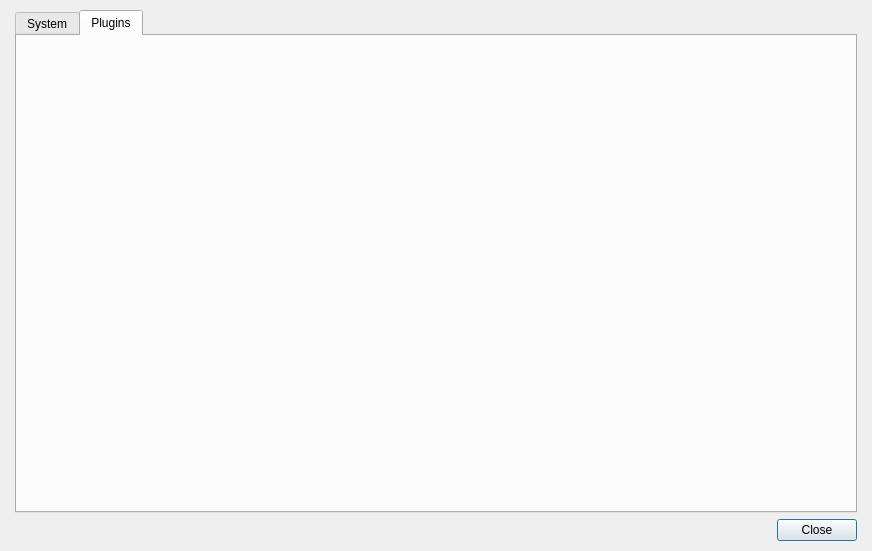
Before: the Qt Designer form Editor/Dialogs/dialogscripts.ui in RPG-Paper-Maker/RPG-Paper-Maker, drawn with Qt 5.
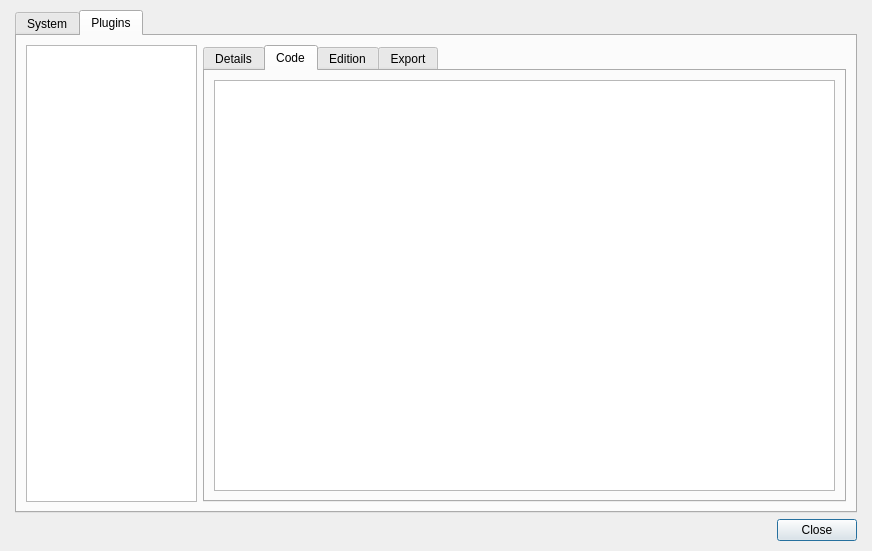
After: the same form once the commit is applied. The open tabs and pages were chosen to show the change. Custom widgets are drawn as their Qt base class.

Commit message: [WIP] Plugins manager: starting plugins system

Diff of the .ui file:
```diff
--- a/Editor/Dialogs/dialogscripts.ui
+++ b/Editor/Dialogs/dialogscripts.ui
@@ -76,6 +76,67 @@
         <attribute name="title">
          <string>Plugins</string>
         </attribute>
+        <layout class="QGridLayout" name="gridLayout_2">
+         <item row="0" column="0">
+          <layout class="QHBoxLayout" name="horizontalLayout_3" stretch="0,0">
+           <item>
+            <widget class="WidgetSuperTree" name="treeViewPlugins">
+             <property name="minimumSize">
+              <size>
+               <width>171</width>
+               <height>0</height>
+              </size>
+             </property>
+             <property name="maximumSize">
+              <size>
+               <width>171</width>
+               <height>16777215</height>
+              </size>
+             </property>
+             <attribute name="headerVisible">
+              <bool>false</bool>
+             </attribute>
+            </widget>
+           </item>
+           <item>
+            <widget class="QTabWidget" name="tabWidgetPlugin">
+             <property name="currentIndex">
+              <number>0</number>
+             </property>
+             <widget class="QWidget" name="tab">
+              <attribute name="title">
+               <string>Details</string>
+              </attribute>
+             </widget>
+             <widget class="QWidget" name="tab_2">
+              <attribute name="title">
+               <string>Code</string>
+              </attribute>
+              <layout class="QGridLayout" name="gridLayout_3">
+               <item row="0" column="0">
+                <widget class="WidgetCode" name="widgetCodePlugin">
+                 <property name="enabled">
+                  <bool>true</bool>
+                 </property>
+                </widget>
+               </item>
+              </layout>
+             </widget>
+             <widget class="QWidget" name="tab_4">
+              <attribute name="title">
+               <string>Edition</string>
+              </attribute>
+             </widget>
+             <widget class="QWidget" name="tab_3">
+              <attribute name="title">
+               <string>Export</string>
+              </attribute>
+             </widget>
+            </widget>
+           </item>
+          </layout>
+         </item>
+        </layout>
        </widget>
       </widget>
      </item>
```
Left out of the diff: 10 changed lines with no effect on the pictures. The commit also changes 17 other files.
